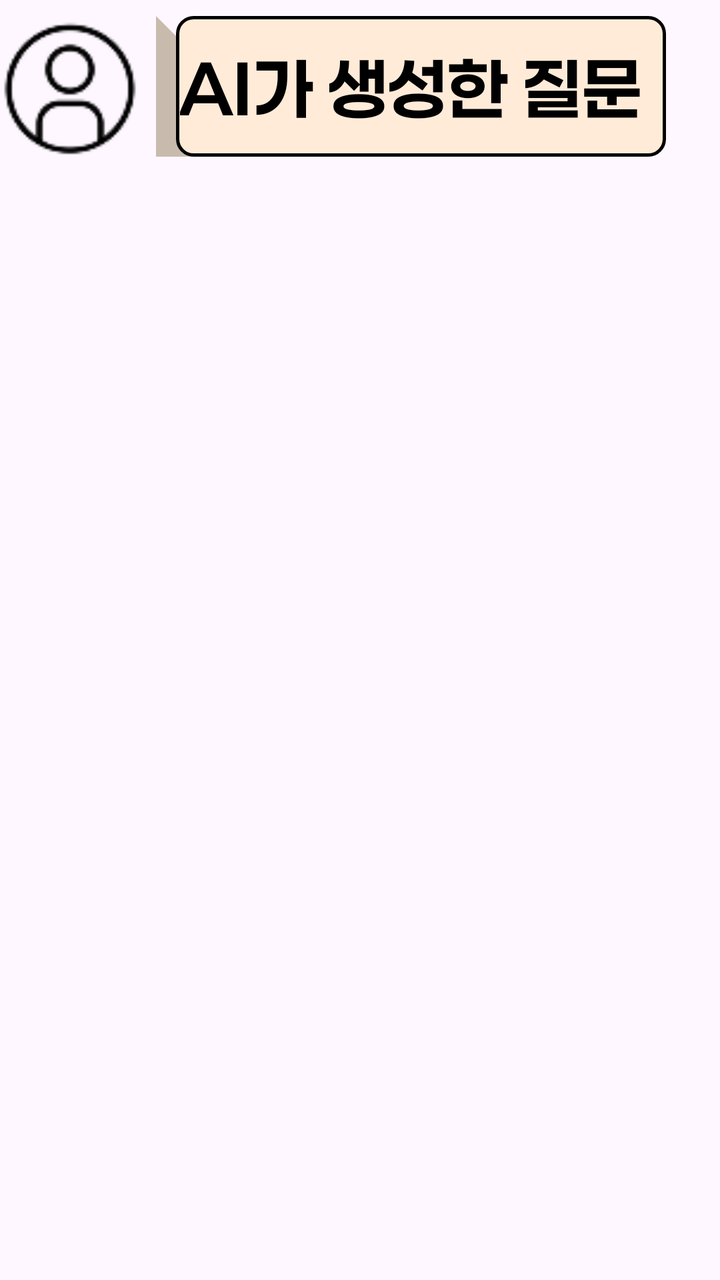
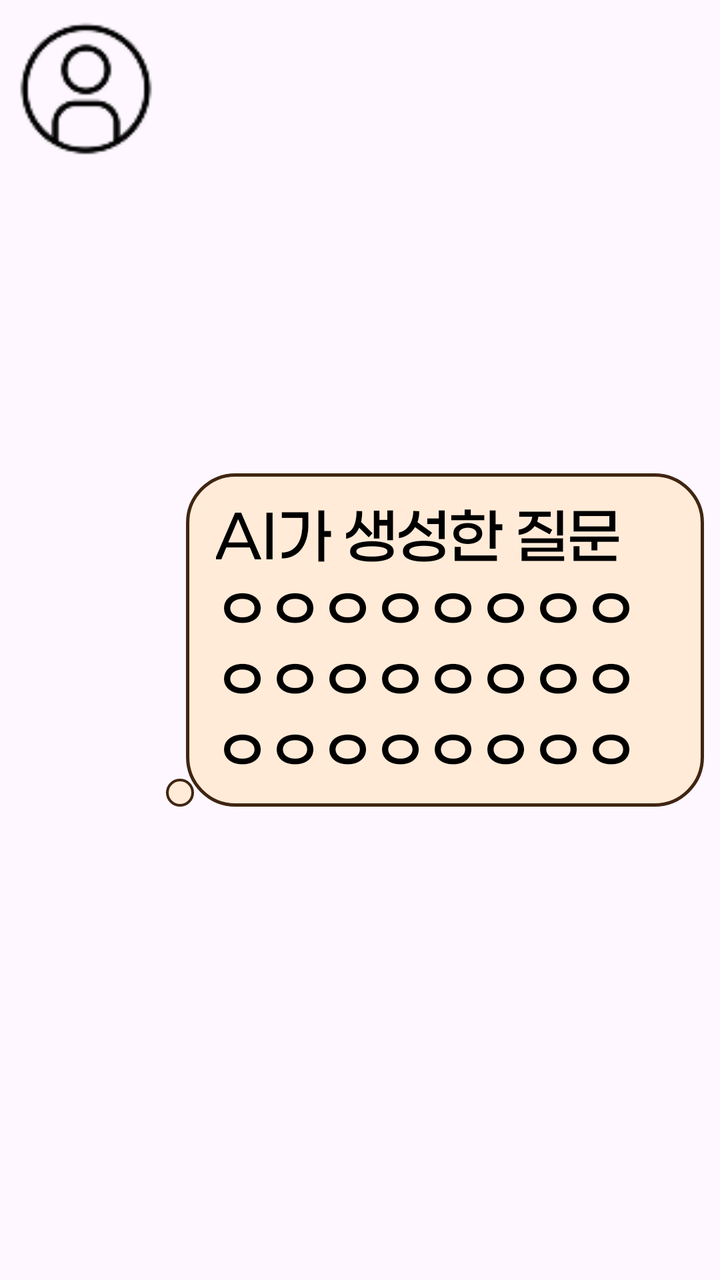

Screens rendered from an Android XML layout before and after an edit, with the pre-edit source and the edit as a unified diff.
<!-- AndroidManifest.xml: application theme Theme.Photolog -->
<!-- res/layout/item_chat_ai_question.xml -->
<?xml version="1.0" encoding="utf-8"?>
<LinearLayout xmlns:android="http://schemas.android.com/apk/res/android"
    android:layout_width="match_parent"
    android:layout_height="wrap_content"
    android:orientation="horizontal"
    android:paddingVertical="8dp"
    >

    <ImageView
        android:layout_width="70dp"
        android:layout_height="70dp"
        android:src="@drawable/ic_ai_profile"/>

    <TextView
        android:id="@+id/tv_ai_question"
        android:layout_width="wrap_content"
        android:layout_height="wrap_content"
        android:layout_marginStart="8dp"
        android:background="@drawable/chat_bubble_ai"
        android:padding="12dp"
        android:fontFamily="@font/paperlogy_7"
        android:textSize="34sp"
        android:text="AI가 생성한 질문"
        android:textColor="@color/black"/>

</LinearLayout>
<!-- resources referenced by this layout -->
<resources>
  <color name="black">#FF000000</color>
  <!-- drawable chat_bubble_ai (drawable) -->
  <?xml version="1.0" encoding="utf-8"?>
  <layer-list xmlns:android="http://schemas.android.com/apk/res/android">
  
      <item>
          <rotate
              android:fromDegrees="45"
              android:pivotX="0%"
              android:pivotY="0%"
              android:toDegrees="45">
              <shape android:shape="rectangle">
                  <solid android:color="#C8BBAE" /> </shape>
          </rotate>
      </item>
  
      <item android:left="10dp"> <shape android:shape="rectangle">
          <solid android:color="#FFEBD8" />
          <stroke
              android:width="1.5dp"
              android:color="#000000" />
          <corners android:radius="8dp" />
      </shape>
      </item>
  
  </layer-list>
  <!-- drawable ic_ai_profile: png bitmap (drawable, 1980 bytes) -->
  <style name="Theme.Photolog" parent="Base.Theme.Photolog" />
  <style name="Base.Theme.Photolog" parent="Theme.Material3.DayNight.NoActionBar">
          
          <item name="android:fontFamily">@font/paperlogy_7</item>
          
      </style>
</resources>

<!-- the commit's change to res/layout/item_chat_ai_question.xml (unified diff, before → after) -->
@@ -3,7 +3,7 @@
     android:layout_width="match_parent"
     android:layout_height="wrap_content"
     android:orientation="horizontal"
-    android:paddingVertical="8dp"
+    android:padding="8dp"
     >
 
     <ImageView
@@ -15,12 +15,16 @@
         android:id="@+id/tv_ai_question"
         android:layout_width="wrap_content"
         android:layout_height="wrap_content"
-        android:layout_marginStart="8dp"
+        android:layout_marginStart="5dp"
         android:background="@drawable/chat_bubble_ai"
-        android:padding="12dp"
-        android:fontFamily="@font/paperlogy_7"
-        android:textSize="34sp"
-        android:text="AI가 생성한 질문"
+        android:paddingLeft="25dp"
+        android:paddingTop="10dp"
+        android:paddingBottom="10dp"
+        android:paddingRight="20dp"
+        android:layout_gravity="center"
+        android:fontFamily="@font/paperlogy_5"
+        android:textSize="30sp"
+        android:text="AI가 생성한 질문ㅇㅇㅇㅇㅇㅇㅇㅇㅇㅇㅇㅇㅇㅇㅇㅇㅇㅇㅇㅇㅇㅇㅇㅇ"
         android:textColor="@color/black"/>
 
 </LinearLayout>
<!-- resource entries referenced after the edit -->
@@ -5,24 +5,30 @@
   <?xml version="1.0" encoding="utf-8"?>
   <layer-list xmlns:android="http://schemas.android.com/apk/res/android">
   
-      <item>
-          <rotate
-              android:fromDegrees="45"
-              android:pivotX="0%"
-              android:pivotY="0%"
-              android:toDegrees="45">
-              <shape android:shape="rectangle">
-                  <solid android:color="#C8BBAE" /> </shape>
-          </rotate>
+      
+      <item android:gravity="bottom|left">
+          <shape android:shape="oval">
+              <size android:width="14dp" android:height="14dp"/>
+              <solid android:color="#FFEBD8"/>
+              <stroke android:width="1.2dp" android:color="#402512"/>
+          </shape>
+          
+          <padding android:left="6dp" android:bottom="6dp"/>
       </item>
   
-      <item android:left="10dp"> <shape android:shape="rectangle">
-          <solid android:color="#FFEBD8" />
-          <stroke
-              android:width="1.5dp"
-              android:color="#000000" />
-          <corners android:radius="8dp" />
-      </shape>
+  
+      
+      <item android:left="10dp">
+          <shape android:shape="rectangle">
+              <solid android:color="#FFEBD8"/>
+              <corners android:radius="24dp"/>
+              <stroke android:width="1.5dp" android:color="#402512"/>
+              <padding
+                  android:left="10dp"
+                  android:top="16dp"
+                  android:right="20dp"
+                  android:bottom="16dp"/>
+          </shape>
       </item>
   
   </layer-list>
